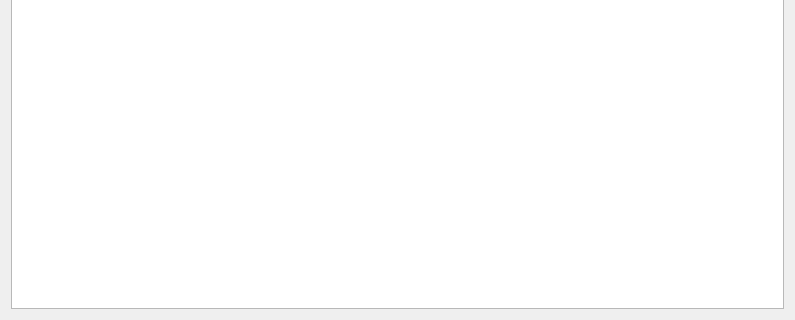
The window that FamilyTree/src/gui/displayfam.ui (moumitahmad/Stammbaum) describes before a commit, drawn with Qt 5; both pictures show x 0 to 795 and y 328 to 648 of the 795 by 648 pixel window.
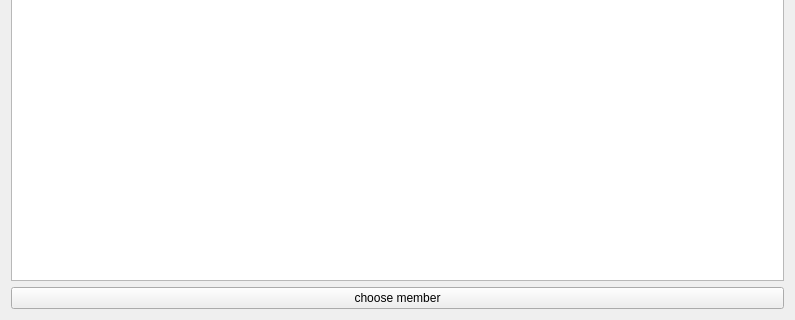
The same window after the commit.

Diff of the .ui file:
```diff
--- a/FamilyTree/src/gui/displayfam.ui
+++ b/FamilyTree/src/gui/displayfam.ui
@@ -19,6 +19,13 @@
      <item row="0" column="0">
       <widget class="QGraphicsView" name="graphicsView"/>
      </item>
+     <item row="1" column="0">
+      <widget class="QPushButton" name="memberChoosen">
+       <property name="text">
+        <string>choose member</string>
+       </property>
+      </widget>
+     </item>
     </layout>
    </item>
   </layout>
```
